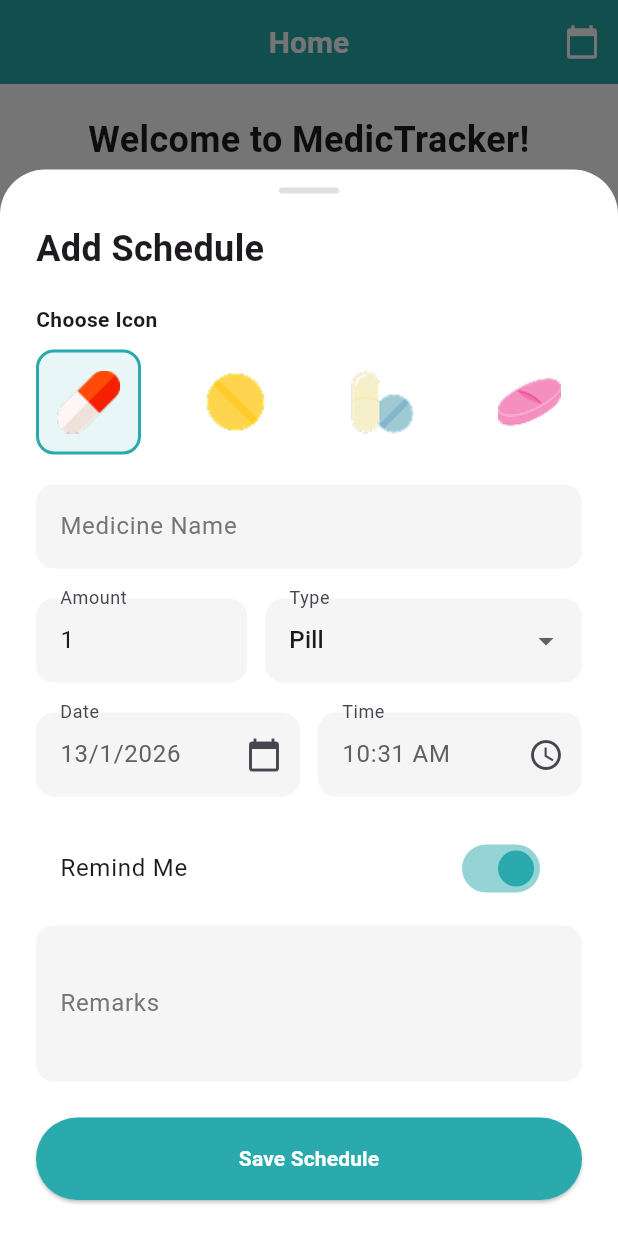
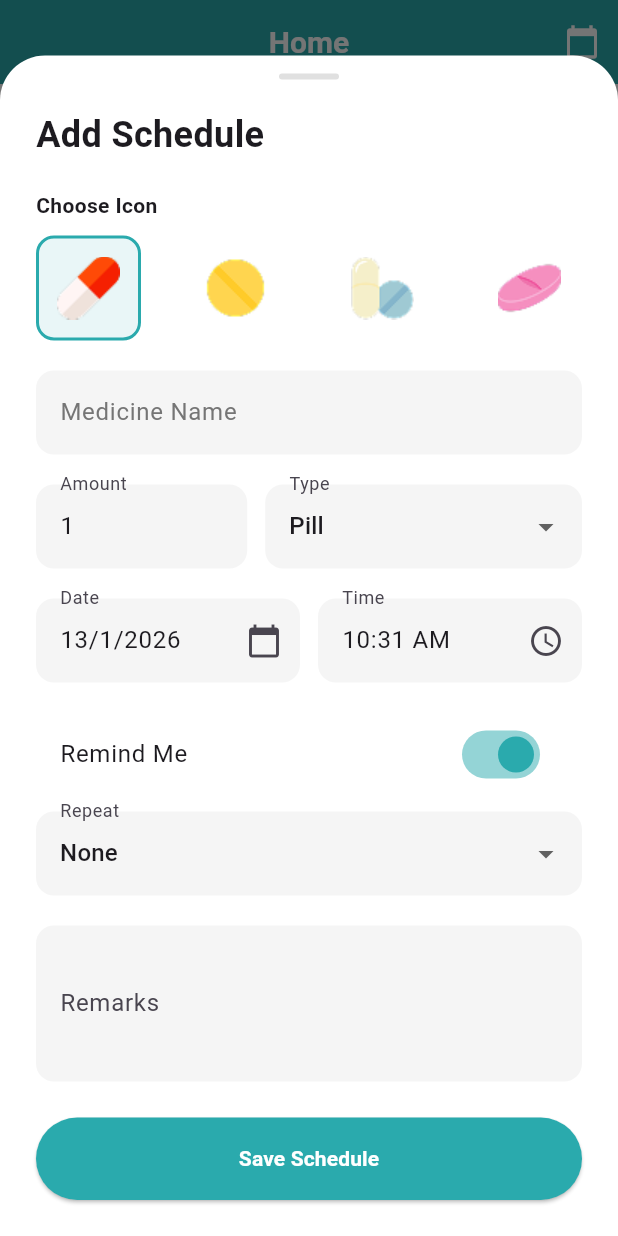
Before and after one commit to obviouslynotdim/MedicTrack, a Flutter app: the screen it shows after launch, after a tap on "Add Schedule", on a phone screen of 412 x 824 dp. Run offline on Flutter 3.47's test engine with Material 3 defaults, Android fonts, the phone set to English and light mode, and no system bars; our stand-ins replace flutter_local_notifications, flutter_slidable, shared_preferences, sqflite, timezone; accounts and stored records are empty.

Commit message:
complete repeart no start date for now

```diff
--- a/lib/core/data/db_helper.dart
+++ b/lib/core/data/db_helper.dart
@@ -30,7 +30,8 @@ class DBHelper {
             isRemind INTEGER,
             status INTEGER,
             comments TEXT,
-            lastTakenAt TEXT
+            lastTakenAt TEXT,
+            schedule TEXT
           )
         ''');
         await db.execute('''
@@ -41,6 +42,11 @@ class DBHelper {
             status INTEGER
           )
         ''');
+      },
+      onUpgrade: (db, oldVersion, newVersion) async {
+        if (oldVersion < 3) {
+          await db.execute('ALTER TABLE medicines ADD COLUMN schedule TEXT');
+        }
       },
     );
   }
@@ -53,12 +59,21 @@ class DBHelper {
 
   Future<int> insert(Medicine med) async {
     final dbClient = await db;
-    return await dbClient.insert('medicines', med.toJson(), conflictAlgorithm: ConflictAlgorithm.replace);
+    return await dbClient.insert(
+      'medicines',
+      med.toJson(),
+      conflictAlgorithm: ConflictAlgorithm.replace,
+    );
   }
 
   Future<int> update(Medicine med) async {
     final dbClient = await db;
-    return await dbClient.update('medicines', med.toJson(), where: 'id = ?', whereArgs: [med.id]);
+    return await dbClient.update(
+      'medicines',
+      med.toJson(),
+      where: 'id = ?',
+      whereArgs: [med.id],
+    );
   }
 
   Future<int> delete(String id) async {
--- a/lib/models/schedule.dart
+++ b/lib/models/schedule.dart
@@ -1,48 +1,63 @@
-enum RepeatType {
-  none,
-  daily,
-  weekly,
-  monthly,
-  custom,
-}
+enum RepeatType { none, daily, weekly, monthly, custom }
 
 class Schedule {
   final String id;
   final RepeatType repeatType;
+  final DateTime startDate;
   final List<int>? weekdays;
-  final List<DateTime>? customDates;
+  List<DateTime>? customDates;
   final DateTime? endDate;
 
   Schedule({
     required this.id,
     required this.repeatType,
+    required this.startDate,
     this.weekdays,
     this.customDates,
     this.endDate,
   });
 
   bool isActiveOn(DateTime day) {
+  if (day.isBefore(startDate)) return false;
+
   if (endDate != null && day.isAfter(endDate!)) return false;
 
   switch (repeatType) {
     case RepeatType.daily:
       return true;
-
     case RepeatType.weekly:
       return weekdays?.contains(day.weekday) ?? false;
-
     case RepeatType.monthly:
-        return true;
-
+      return day.day == startDate.day;
     case RepeatType.custom:
       return customDates?.any((d) =>
             d.year == day.year &&
             d.month == day.month &&
-              d.day == day.day) ??
-            false;
-
+            d.day == day.day) ?? false;
     case RepeatType.none:
-        return false;
+      return day.year == startDate.year &&
+             day.month == startDate.month &&
+             day.day == startDate.day;
   }
 }
+
+  Map<String, dynamic> toJson() => {
+        'id': id,
+        'repeatType': repeatType.index,
+        'startDate': startDate.toIso8601String(),
+        'weekdays': weekdays,
+        'customDates': customDates?.map((d) => d.toIso8601String()).toList(),
+        'endDate': endDate?.toIso8601String(),
+      };
+
+  factory Schedule.fromJson(Map<String, dynamic> json) => Schedule(
+        id: json['id'],
+        repeatType: RepeatType.values[json['repeatType']],
+        startDate: DateTime.parse(json['startDate']),
+        weekdays: json['weekdays']?.cast<int>(),
+        customDates: (json['customDates'] as List?)
+            ?.map((d) => DateTime.parse(d))
+            .toList(),
+        endDate: json['endDate'] != null ? DateTime.parse(json['endDate']) : null,
+      );
 }
--- a/lib/ui/screens/dashboard/home_screen.dart
+++ b/lib/ui/screens/dashboard/home_screen.dart
@@ -3,6 +3,7 @@ import 'package:intl/intl.dart';
 import 'package:flutter_slidable/flutter_slidable.dart';
 import '../../../models/medicine_model.dart';
 import '../../../models/schedule.dart';
+import '../../widgets/repeat_icon.dart';
 import '../schedule/add_schedule_screen.dart';
 
 class HomeScreen extends StatefulWidget {
@@ -69,6 +70,7 @@ class _HomeScreenState extends State<HomeScreen> {
           ),
           const SizedBox(height: 20),
 
+          // Calendar
           _isCalendarExpanded
               ? _buildFullCalendar(brandTeal)
               : _buildWeeklyCalendar(brandTeal),
@@ -101,7 +103,7 @@ class _HomeScreenState extends State<HomeScreen> {
     );
   }
 
-  // weekly calender
+  // Weekly Calendar
   Widget _buildWeeklyCalendar(Color brandColor) {
     final now = DateTime.now();
     final firstDay = now.subtract(Duration(days: now.weekday - 1));
@@ -115,6 +117,10 @@ class _HomeScreenState extends State<HomeScreen> {
             day.month == now.month &&
             day.year == now.year;
 
+        final hasMeds = widget.medicines.any(
+          (m) => m.schedule?.isActiveOn(day) ?? false,
+        );
+
         return Column(
           children: [
             Text(
@@ -125,6 +131,9 @@ class _HomeScreenState extends State<HomeScreen> {
               ),
             ),
             const SizedBox(height: 8),
+            Stack(
+              alignment: Alignment.center,
+              children: [
                 Container(
                   padding: const EdgeInsets.all(10),
                   decoration: BoxDecoration(
@@ -136,8 +145,24 @@ class _HomeScreenState extends State<HomeScreen> {
                   ),
                   child: Text(
                     day.day.toString(),
-                style: TextStyle(color: isToday ? Colors.white : Colors.black),
+                    style: TextStyle(
+                      color: isToday ? Colors.white : Colors.black,
                     ),
+                  ),
+                ),
+                if (hasMeds)
+                  Positioned(
+                    bottom: 4,
+                    child: Container(
+                      width: 6,
+                      height: 6,
+                      decoration: BoxDecoration(
+                        color: Colors.orange,
+                        shape: BoxShape.circle,
+                      ),
+                    ),
+                  ),
+              ],
             ),
           ],
         );
@@ -145,37 +170,36 @@ class _HomeScreenState extends State<HomeScreen> {
     );
   }
 
-  // Calender
+  // Full Calendar
   Widget _buildFullCalendar(Color brandColor) {
     final now = DateTime.now();
     final year = now.year;
     DateTime displayedMonth = _selectedFullCalendarDate ?? now;
 
-    // Helper to get status color
+    // Status color for medicines
     Color getStatusColor(DateTime date) {
-      final medsForDay = widget.medicines
-          .where(
-            (m) =>
-                m.dateTime.year == date.year &&
+      final medsForDay = widget.medicines.where((m) {
+        if (m.schedule == null) {
+          return m.dateTime.year == date.year &&
               m.dateTime.month == date.month &&
-                m.dateTime.day == date.day,
-          )
-          .toList();
+              m.dateTime.day == date.day;
+        } else {
+          return m.schedule!.isActiveOn(date);
+        }
+      }).toList();
 
       if (medsForDay.isEmpty) return Colors.transparent;
-
       if (medsForDay.any((m) => m.status == MedicineStatus.missed)) {
-        return Colors.red.withOpacity(0.5); // Missed
+        return Colors.red.withOpacity(0.5);
       } else if (medsForDay.any((m) => m.status == MedicineStatus.pending)) {
-        return Colors.orange.withOpacity(0.5); // Pending
+        return Colors.orange.withOpacity(0.5);
       } else if (medsForDay.every((m) => m.status == MedicineStatus.taken)) {
-        return Colors.green.withOpacity(0.5); // Completed
+        return Colors.green.withOpacity(0.5);
       }
-
       return Colors.transparent;
     }
 
-    // Legend widget
+    // Legend dot widget
     Widget buildLegendDot(Color color, String label) {
       return Row(
         children: [
@@ -200,11 +224,8 @@ class _HomeScreenState extends State<HomeScreen> {
               icon: const Icon(Icons.arrow_back),
               onPressed: () {
                 setState(() {
-                  displayedMonth = DateTime(
-                    displayedMonth.year,
-                    displayedMonth.month - 1,
-                    1,
-                  );
+                  displayedMonth = DateTime(displayedMonth.year,
+                      displayedMonth.month - 1, 1);
                   _selectedFullCalendarDate = displayedMonth;
                 });
               },
@@ -232,11 +253,8 @@ class _HomeScreenState extends State<HomeScreen> {
               icon: const Icon(Icons.arrow_forward),
               onPressed: () {
                 setState(() {
-                  displayedMonth = DateTime(
-                    displayedMonth.year,
-                    displayedMonth.month + 1,
-                    1,
-                  );
+                  displayedMonth = DateTime(displayedMonth.year,
+                      displayedMonth.month + 1, 1);
                   _selectedFullCalendarDate = displayedMonth;
                 });
               },
@@ -249,10 +267,8 @@ class _HomeScreenState extends State<HomeScreen> {
         GridView.builder(
           shrinkWrap: true,
           physics: const NeverScrollableScrollPhysics(),
-          itemCount: DateUtils.getDaysInMonth(
-            displayedMonth.year,
-            displayedMonth.month,
-          ),
+          itemCount:
+              DateUtils.getDaysInMonth(displayedMonth.year, displayedMonth.month),
           gridDelegate: const SliverGridDelegateWithFixedCrossAxisCount(
             crossAxisCount: 7,
             crossAxisSpacing: 4,
@@ -260,11 +276,7 @@ class _HomeScreenState extends State<HomeScreen> {
           ),
           itemBuilder: (context, dayIndex) {
             final day = dayIndex + 1;
-            final dayDate = DateTime(
-              displayedMonth.year,
-              displayedMonth.month,
-              day,
-            );
+            final dayDate = DateTime(displayedMonth.year, displayedMonth.month, day);
 
             final isToday =
                 dayDate.day == now.day &&
@@ -302,7 +314,7 @@ class _HomeScreenState extends State<HomeScreen> {
                       ? brandColor
                       : isToday
                           ? brandColor.withOpacity(0.7)
-                      : dayColor, // Status color
+                          : dayColor,
                   border: Border.all(color: Colors.grey.shade300),
                   borderRadius: BorderRadius.circular(6),
                 ),
@@ -390,7 +402,7 @@ class _HomeScreenState extends State<HomeScreen> {
     );
   }
 
-  // Empty
+  // Empty State
   Widget _buildEmptyState() {
     return Padding(
       padding: const EdgeInsets.only(top: 40),
@@ -453,9 +465,20 @@ class _HomeScreenState extends State<HomeScreen> {
                 med.name,
                 style: const TextStyle(fontWeight: FontWeight.bold),
               ),
-              subtitle: Text(
+              subtitle: Row(
+                children: [
+                  Text(
                     "${getDateText(med.dateTime)} at ${DateFormat('hh:mm a').format(med.dateTime)}",
                     style: TextStyle(color: Colors.grey.shade600, fontSize: 13),
+                  ),
+                  const SizedBox(width: 8),
+                  if (med.schedule != null)
+                    RepeatIcon(
+                      schedule: med.schedule,
+                      size: 18,
+                      color: Colors.grey.shade700,
+                    ),
+                ],
               ),
               trailing: IconButton(
                 icon: const Icon(
@@ -515,7 +538,11 @@ class _HomeScreenState extends State<HomeScreen> {
       schedule: Schedule(
         id: DateTime.now().millisecondsSinceEpoch.toString(),
         repeatType: RepeatType.custom,
-        customDates: [...?med.schedule?.customDates, picked],
+        startDate: newDateTime,
+        customDates: [
+          if (med.schedule?.customDates != null) ...med.schedule!.customDates!,
+          picked
+        ],
       ),
     );
 
--- a/lib/ui/screens/schedule/add_schedule_screen.dart
+++ b/lib/ui/screens/schedule/add_schedule_screen.dart
@@ -1,6 +1,7 @@
 import 'package:flutter/material.dart';
 import 'package:uuid/uuid.dart';
 import '../../../models/medicine_model.dart';
+import '../../../models/schedule.dart';
 
 const Uuid uuid = Uuid();
 
@@ -15,10 +16,9 @@ class AddScheduleScreen extends StatefulWidget {
 }
 
 class _AddScheduleScreenState extends State<AddScheduleScreen> {
-  // a GlobalKey for Form validation
   final _formKey = GlobalKey<FormState>();
 
-  // Inputs
+  // Controllers
   final _nameController = TextEditingController();
   final _amountController = TextEditingController();
   final _commentsController = TextEditingController();
@@ -30,48 +30,60 @@ class _AddScheduleScreenState extends State<AddScheduleScreen> {
   late String _selectedType;
   late bool _remindMe;
 
+  Schedule? _selectedSchedule;
+
   final List<String> _medicineTypes = ["Pill", "Piece", "Mg", "Gr"];
 
   @override
   void initState() {
     super.initState();
-    // Explicit initialization in initState with if/else for Edit mode
-    final later = DateTime.now().add(const Duration(minutes: 1));
+    final nowPlusMinute = DateTime.now().add(const Duration(minutes: 1));
 
     if (widget.medicine != null) {
       // Edit Mode
-      _nameController.text = widget.medicine!.name;
-      _amountController.text = widget.medicine!.amount;
-      _commentsController.text = widget.medicine!.comments ?? "";
-      _selectedIconIndex = widget.medicine!.iconIndex;
-      _selectedDate = widget.medicine!.dateTime;
-      _selectedTime = TimeOfDay.fromDateTime(widget.medicine!.dateTime);
-      _selectedType = widget.medicine!.type;
-      _remindMe = widget.medicine!.isRemind;
+      final med = widget.medicine!;
+      _nameController.text = med.name;
+      _amountController.text = med.amount;
+      _commentsController.text = med.comments ?? "";
+      _selectedIconIndex = med.iconIndex;
+      _selectedDate = med.dateTime;
+      _selectedTime = TimeOfDay.fromDateTime(med.dateTime);
+      _selectedType = med.type;
+      _remindMe = med.isRemind;
+      _selectedSchedule = med.schedule ?? Schedule(
+  id: uuid.v4(),
+  repeatType: RepeatType.none,
+  startDate: _selectedDate, // add this
+);
     } else {
+      // Add Mode
       _nameController.text = "";
       _amountController.text = "1";
       _commentsController.text = "";
       _selectedIconIndex = 0;
       _selectedDate = widget.preselectedDate ?? DateTime.now();
-      _selectedTime = TimeOfDay(hour: later.hour, minute: later.minute);
+      _selectedTime = TimeOfDay(hour: nowPlusMinute.hour, minute: nowPlusMinute.minute);
       _selectedType = "Pill";
       _remindMe = true;
+      _selectedSchedule = Schedule(
+  id: uuid.v4(),
+  repeatType: RepeatType.none,
+  startDate: _selectedDate, // add this
+);
     }
   }
 
   @override
   void dispose() {
-    // Always dispose of controllers
     _nameController.dispose();
     _amountController.dispose();
     _commentsController.dispose();
     super.dispose();
   }
 
-  // Centralized Save logic with validation
   void _onSave() {
-    if (_formKey.currentState!.validate()) {
+    if (!_formKey.currentState!.validate()) return;
+
     final dateTime = DateTime(
       _selectedDate.year,
       _selectedDate.month,
@@ -81,12 +93,8 @@ class _AddScheduleScreenState extends State<AddScheduleScreen> {
     );
 
     final med = Medicine(
-        // Keep the original ID if editing, otherwise generate a new one
       id: widget.medicine?.id ?? uuid.v4(),
-
-        // Keep the original status if editing, otherwise default to pending
       status: widget.medicine?.status ?? MedicineStatus.pending,
-
       name: _nameController.text,
       amount: _amountController.text,
       type: _selectedType,
@@ -94,20 +102,18 @@ class _AddScheduleScreenState extends State<AddScheduleScreen> {
       iconIndex: _selectedIconIndex,
       isRemind: _remindMe,
       comments: _commentsController.text,
-      );
+schedule: _selectedSchedule ?? Schedule(
+    id: uuid.v4(),
+    repeatType: RepeatType.none,
+    startDate: _selectedDate,
+  ),    );
 
     Navigator.pop(context, med);
   }
-  }
 
-  // Custom validation function
   String? _validateName(String? value) {
-    if (value == null || value.isEmpty) {
-      return "Please enter a medicine name";
-    }
-    if (value.length < 2) {
-      return "Name is too short";
-    }
+    if (value == null || value.isEmpty) return "Please enter a medicine name";
+    if (value.length < 2) return "Name is too short";
     return null;
   }
 
@@ -129,9 +135,25 @@ class _AddScheduleScreenState extends State<AddScheduleScreen> {
     if (picked != null) setState(() => _selectedTime = picked);
   }
 
+  // Add custom date for custom repeat
+  Future<void> _addCustomDate() async {
+    final picked = await showDatePicker(
+      context: context,
+      initialDate: DateTime.now(),
+      firstDate: DateTime.now(),
+      lastDate: DateTime.now().add(const Duration(days: 365)),
+    );
+
+    if (picked != null) {
+      setState(() {
+        _selectedSchedule?.customDates ??= [];
+        _selectedSchedule!.customDates!.add(picked);
+      });
+    }
+  }
+
   @override
   Widget build(BuildContext context) {
-    // Dynamic labeling
     final bool isEditing = widget.medicine != null;
 
     return Container(
@@ -146,7 +168,6 @@ class _AddScheduleScreenState extends State<AddScheduleScreen> {
         borderRadius: BorderRadius.vertical(top: Radius.circular(30)),
       ),
       child: SingleChildScrollView(
-        // Use Form widget
         child: Form(
           key: _formKey,
           child: Column(
@@ -166,25 +187,16 @@ class _AddScheduleScreenState extends State<AddScheduleScreen> {
               const SizedBox(height: 20),
               Text(
                 isEditing ? "Edit Schedule" : "Add Schedule",
-                style: const TextStyle(
-                  fontSize: 24,
-                  fontWeight: FontWeight.bold,
-                ),
+                style: const TextStyle(fontSize: 24, fontWeight: FontWeight.bold),
               ),
               const SizedBox(height: 20),
 
-              const Text(
-                "Choose Icon",
-                style: TextStyle(fontWeight: FontWeight.bold),
-              ),
+              const Text("Choose Icon", style: TextStyle(fontWeight: FontWeight.bold)),
               const SizedBox(height: 10),
               Row(
                 mainAxisAlignment: MainAxisAlignment.spaceBetween,
                 children: List.generate(4, (index) {
-                  // Construct path: assets/pill1.png, assets/pill2.png, etc.
-                  final String assetPath = "assets/pill${index + 1}.png";
-                  final bool isSelected = _selectedIconIndex == index;
-
+                  final isSelected = _selectedIconIndex == index;
                   return GestureDetector(
                     onTap: () => setState(() => _selectedIconIndex = index),
                     child: Container(
@@ -194,15 +206,13 @@ class _AddScheduleScreenState extends State<AddScheduleScreen> {
                             ? const Color(0xFF2AAAAD).withOpacity(0.1)
                             : Colors.transparent,
                         border: Border.all(
-                          color: isSelected
-                              ? const Color(0xFF2AAAAD)
-                              : Colors.transparent,
+                          color: isSelected ? const Color(0xFF2AAAAD) : Colors.transparent,
                           width: 2,
                         ),
                         borderRadius: BorderRadius.circular(12),
                       ),
                       child: Image.asset(
-                        assetPath,
+                        "assets/pill${index + 1}.png",
                         width: 50,
                         height: 50,
                       ),
@@ -213,7 +223,6 @@ class _AddScheduleScreenState extends State<AddScheduleScreen> {
               const SizedBox(height: 20),
 
               TextFormField(
-                key: const Key('name_field'),
                 controller: _nameController,
                 validator: _validateName,
                 decoration: InputDecoration(
@@ -234,15 +243,9 @@ class _AddScheduleScreenState extends State<AddScheduleScreen> {
                   Expanded(
                     flex: 2,
                     child: TextFormField(
-                      key: const Key('amount_field'),
                       controller: _amountController,
                       keyboardType: TextInputType.number,
-                      validator: (value) {
-                        if (value == null || value.isEmpty) {
-                          return 'Enter amount';
-                        }
-                        return null;
-                      },
+                      validator: (v) => (v == null || v.isEmpty) ? 'Enter amount' : null,
                       decoration: InputDecoration(
                         labelText: "Amount",
                         filled: true,
@@ -258,15 +261,10 @@ class _AddScheduleScreenState extends State<AddScheduleScreen> {
                   Expanded(
                     flex: 3,
                     child: DropdownButtonFormField<String>(
-                      initialValue: _selectedType,
-                      items: _medicineTypes
-                          .map(
-                            (type) => DropdownMenuItem(
-                              value: type,
-                              child: Text(type),
-                            ),
-                          )
-                          .toList(),
+                      value: _selectedType,
+                      items: _medicineTypes.map(
+                        (type) => DropdownMenuItem(value: type, child: Text(type)),
+                      ).toList(),
                       onChanged: (val) => setState(() => _selectedType = val!),
                       decoration: InputDecoration(
                         labelText: "Type",
@@ -290,7 +288,6 @@ class _AddScheduleScreenState extends State<AddScheduleScreen> {
                       onTap: _pickDate,
                       child: AbsorbPointer(
                         child: TextFormField(
-                          style: TextStyle(color: Colors.grey[700]),
                           decoration: InputDecoration(
                             labelText: "Date",
                             filled: true,
@@ -302,9 +299,7 @@ class _AddScheduleScreenState extends State<AddScheduleScreen> {
                             suffixIcon: const Icon(Icons.calendar_today),
                           ),
                           controller: TextEditingController(
-                            text:
-                                "${_selectedDate.day}/${_selectedDate.month}/${_selectedDate.year}",
-                          ),
+                              text: "${_selectedDate.day}/${_selectedDate.month}/${_selectedDate.year}"),
                         ),
                       ),
                     ),
@@ -315,7 +310,6 @@ class _AddScheduleScreenState extends State<AddScheduleScreen> {
                       onTap: _pickTime,
                       child: AbsorbPointer(
                         child: TextFormField(
-                          style: TextStyle(color: Colors.grey[700]),
                           decoration: InputDecoration(
                             labelText: "Time",
                             filled: true,
@@ -326,9 +320,8 @@ class _AddScheduleScreenState extends State<AddScheduleScreen> {
                             ),
                             suffixIcon: const Icon(Icons.access_time),
                           ),
-                          controller: TextEditingController(
-                            text: _selectedTime.format(context),
-                          ),
+                          controller:
+                              TextEditingController(text: _selectedTime.format(context)),
                         ),
                       ),
                     ),
@@ -345,13 +338,60 @@ class _AddScheduleScreenState extends State<AddScheduleScreen> {
               ),
               const SizedBox(height: 10),
 
+              // Repeat Picker
+              DropdownButtonFormField<RepeatType>(
+                value: _selectedSchedule?.repeatType ?? RepeatType.none,
+                items: RepeatType.values.map((type) {
+                  return DropdownMenuItem(
+                    value: type,
+                    child: Text(type.name[0].toUpperCase() + type.name.substring(1)),
+                  );
+                }).toList(),
+                onChanged: (val) {
+                  setState(() {
+                    _selectedSchedule = Schedule(
+                      id: _selectedSchedule?.id ?? uuid.v4(),
+                      repeatType: val!,
+                      startDate: _selectedDate,
+                      customDates: val == RepeatType.custom ? _selectedSchedule?.customDates ?? [] : null,
+                    );
+                  });
+                },
+                decoration: InputDecoration(
+                  labelText: "Repeat",
+                  filled: true,
+                  fillColor: Colors.grey[100],
+                  border: OutlineInputBorder(
+                    borderRadius: BorderRadius.circular(12),
+                    borderSide: BorderSide.none,
+                  ),
+                ),
+              ),
+
+              // Custom dates button
+              if (_selectedSchedule?.repeatType == RepeatType.custom)
+                Padding(
+                  padding: const EdgeInsets.only(top: 8),
+                  child: Wrap(
+                    spacing: 8,
+                    children: [
+                      ...?_selectedSchedule?.customDates?.map((d) => Chip(
+                            label: Text("${d.day}/${d.month}/${d.year}"),
+                          )),
+                      ActionChip(
+                        label: const Text("Add Date"),
+                        onPressed: _addCustomDate,
+                      ),
+                    ],
+                  ),
+                ),
+
+              const SizedBox(height: 20),
               TextFormField(
-                key: const Key('remarks_field'),
                 controller: _commentsController,
                 maxLines: 3,
                 decoration: InputDecoration(
                   labelText: "Remarks",
-                  labelStyle: TextStyle(color: Colors.grey[600]),
                   hintText: "Add any notes here...",
                   filled: true,
                   fillColor: Colors.grey[100],
@@ -367,19 +407,16 @@ class _AddScheduleScreenState extends State<AddScheduleScreen> {
                 width: double.infinity,
                 height: 55,
                 child: ElevatedButton(
+                  onPressed: _onSave,
                   style: ElevatedButton.styleFrom(
                     backgroundColor: const Color(0xFF2AAAAD),
                     shape: RoundedRectangleBorder(
                       borderRadius: BorderRadius.circular(30),
                     ),
                   ),
-                  onPressed: _onSave,
                   child: Text(
                     isEditing ? "Update Schedule" : "Save Schedule",
-                    style: const TextStyle(
-                      color: Colors.white,
-                      fontWeight: FontWeight.bold,
-                    ),
+                    style: const TextStyle(color: Colors.white, fontWeight: FontWeight.bold),
                   ),
                 ),
               ),
```
Also changed, not shown: lib/models/medicine_model.dart (+49 -12 lines), lib/ui/screens/main_screen.dart (+3 -6 lines), lib/ui/widgets/repeat_icon.dart (added, +72 -0 lines). Lines whose indentation alone changed are shown as unchanged.
